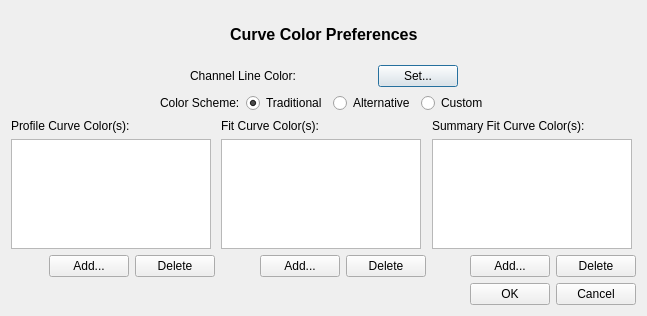
Before: the Qt Designer form code/display/QtPlotter/ColorSummaryWidget.ui in radio-astro/casa, drawn with Qt 5.
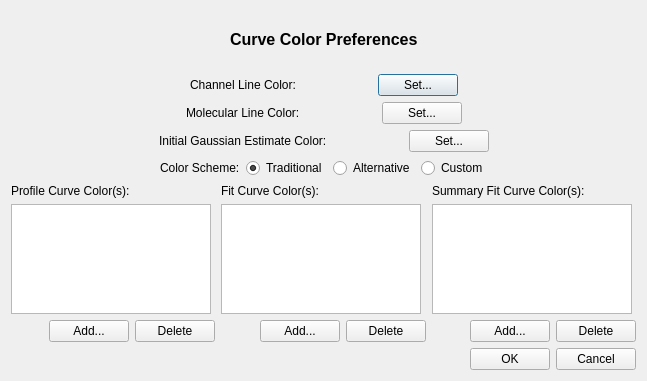
After: the same form once the commit is applied.

What changed in the file:
```diff
--- a/code/display/QtPlotter/ColorSummaryWidget.ui
+++ b/code/display/QtPlotter/ColorSummaryWidget.ui
@@ -7,7 +7,7 @@
     <x>0</x>
     <y>0</y>
     <width>647</width>
-    <height>316</height>
+    <height>381</height>
    </rect>
   </property>
   <property name="windowTitle">
@@ -89,7 +89,7 @@
         </size>
        </property>
        <property name="text">
-        <string> </string>
+        <string/>
        </property>
       </widget>
      </item>
@@ -115,6 +115,120 @@
      </item>
     </layout>
    </item>
+   <item>
+    <layout class="QHBoxLayout" name="horizontalLayout_9">
+     <item>
+      <spacer name="horizontalSpacer_11">
+       <property name="orientation">
+        <enum>Qt::Horizontal</enum>
+       </property>
+       <property name="sizeHint" stdset="0">
+        <size>
+         <width>40</width>
+         <height>20</height>
+        </size>
+       </property>
+      </spacer>
+     </item>
+     <item>
+      <widget class="QLabel" name="molecularLineLabel">
+       <property name="text">
+        <string>&lt;font color='black'&gt;Molecular Line Color:&lt;/font&gt;</string>
+       </property>
+      </widget>
+     </item>
+     <item>
+      <widget class="QLabel" name="molecularLineColorLabel">
+       <property name="minimumSize">
+        <size>
+         <width>70</width>
+         <height>0</height>
+        </size>
+       </property>
+       <property name="text">
+        <string/>
+       </property>
+      </widget>
+     </item>
+     <item>
+      <widget class="QPushButton" name="molecularLineColorButton">
+       <property name="text">
+        <string>Set...</string>
+       </property>
+      </widget>
+     </item>
+     <item>
+      <spacer name="horizontalSpacer_12">
+       <property name="orientation">
+        <enum>Qt::Horizontal</enum>
+       </property>
+       <property name="sizeHint" stdset="0">
+        <size>
+         <width>40</width>
+         <height>20</height>
+        </size>
+       </property>
+      </spacer>
+     </item>
+    </layout>
+   </item>
+   <item>
+    <layout class="QHBoxLayout" name="horizontalLayout_10">
+     <item>
+      <spacer name="horizontalSpacer_13">
+       <property name="orientation">
+        <enum>Qt::Horizontal</enum>
+       </property>
+       <property name="sizeHint" stdset="0">
+        <size>
+         <width>40</width>
+         <height>20</height>
+        </size>
+       </property>
+      </spacer>
+     </item>
+     <item>
+      <widget class="QLabel" name="initialGaussianEstimateColor">
+       <property name="text">
+        <string>&lt;font color='black'&gt;Initial Gaussian Estimate Color:&lt;/font&gt;</string>
+       </property>
+      </widget>
+     </item>
+     <item>
+      <widget class="QLabel" name="initialGaussianEstimateColorLabel">
+       <property name="minimumSize">
+        <size>
+         <width>70</width>
+         <height>0</height>
+        </size>
+       </property>
+       <property name="text">
+        <string/>
+       </property>
+      </widget>
+     </item>
+     <item>
+      <widget class="QPushButton" name="initialGaussianEstimateColorButton">
+       <property name="text">
+        <string>Set...</string>
+       </property>
+      </widget>
+     </item>
+     <item>
+      <spacer name="horizontalSpacer_14">
+       <property name="orientation">
+        <enum>Qt::Horizontal</enum>
+       </property>
+       <property name="sizeHint" stdset="0">
+        <size>
+         <width>40</width>
+         <height>20</height>
+        </size>
+       </property>
+      </spacer>
+     </item>
+    </layout>
+   </item>
    <item>
     <layout class="QHBoxLayout" name="horizontalLayout_6">
      <item>
```
